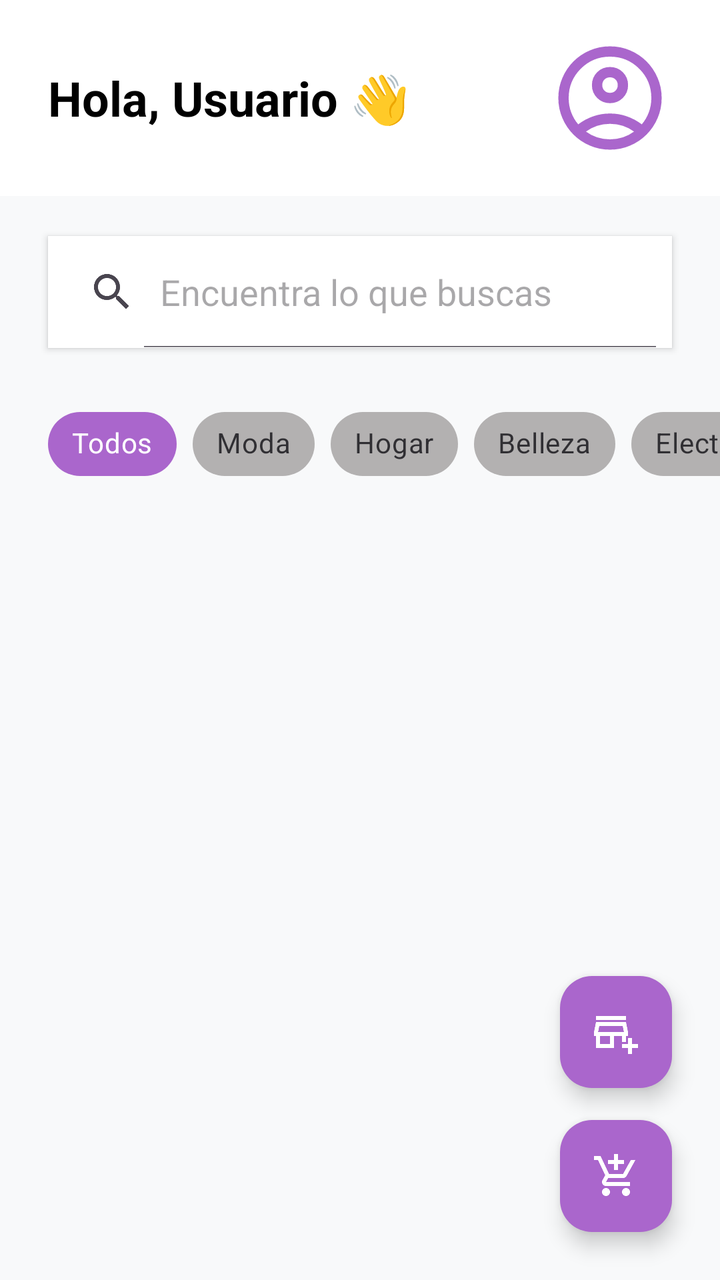
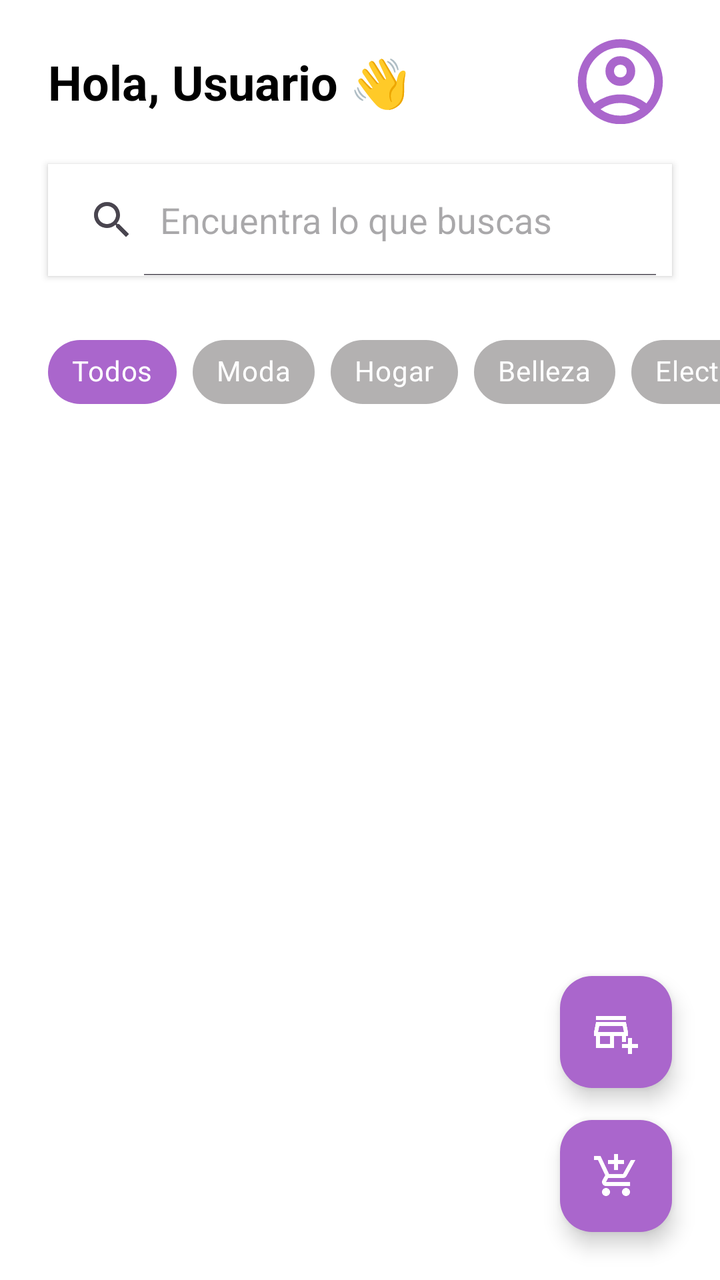

Compare the two renders of this Android layout. The source of the first and the diff that turns it into the second are given below.
<!-- AndroidManifest.xml: application theme Theme.ProyectoIntermodularTFG -->
<!-- res/layout/activity_pantalla_principal.xml -->
<?xml version="1.0" encoding="utf-8"?>
<androidx.constraintlayout.widget.ConstraintLayout xmlns:android="http://schemas.android.com/apk/res/android"
    xmlns:app="http://schemas.android.com/apk/res-auto"
    xmlns:tools="http://schemas.android.com/tools"
    android:id="@+id/main"
    android:layout_width="match_parent"
    android:layout_height="match_parent"
    android:background="#F8F9FA"
    android:fitsSystemWindows="true"
    tools:context=".vista.Pantalla_principal">

    <LinearLayout
        android:layout_width="match_parent"
        android:layout_height="match_parent"
        android:orientation="vertical">

        <RelativeLayout
            android:id="@+id/layoutHeader"
            android:layout_width="match_parent"
            android:layout_height="wrap_content"
            android:paddingHorizontal="24dp"
            android:paddingTop="16dp"
            android:paddingBottom="20dp"
            android:background="@color/white">

            <LinearLayout
                android:layout_width="wrap_content"
                android:layout_height="wrap_content"
                android:layout_alignParentStart="true"
                android:layout_centerVertical="true"
                android:layout_toStartOf="@+id/ivUserProfile"
                android:orientation="vertical">

                <TextView
                    android:id="@+id/tvBienvenida"
                    android:layout_width="wrap_content"
                    android:layout_height="wrap_content"
                    android:text="Hola, Usuario 👋"
                    android:textColor="@color/black"
                    android:textSize="24sp"
                    android:textStyle="bold" />
            </LinearLayout>

            <ImageView
                android:id="@+id/ivUserProfile"
                android:layout_width="62dp"
                android:layout_height="62dp"
                android:layout_alignParentEnd="true"
                android:layout_centerVertical="true"
                android:contentDescription="Ir al perfil"
                android:scaleType="fitCenter"
                android:src="@drawable/outline_account_circle"
                app:tint="@android:color/holo_purple" />
        </RelativeLayout>

        <SearchView
            android:id="@+id/searchProducts"
            android:layout_width="match_parent"
            android:layout_height="56dp"
            android:layout_marginStart="24dp"
            android:layout_marginEnd="24dp"
            android:layout_marginTop="20dp"
            android:layout_marginBottom="24dp"
            android:elevation="2dp"
            android:background="@android:color/white"
            android:iconifiedByDefault="false"
            android:queryHint="Encuentra lo que buscas"
            android:textColor="@color/cardview_dark_background"/>

        <HorizontalScrollView
            android:id="@+id/scrollCategorias"
            android:layout_width="match_parent"
            android:layout_height="wrap_content"
            android:layout_marginBottom="16dp"
            android:scrollbars="none">

            <com.google.android.material.chip.ChipGroup
                android:id="@+id/chipGroupCategorias"
                android:layout_width="wrap_content"
                android:layout_height="wrap_content"
                android:paddingStart="24dp"
                android:paddingEnd="24dp"
                app:singleLine="true"
                app:singleSelection="true">

                <com.google.android.material.chip.Chip
                    android:id="@+id/chipTodos"
                    style="@style/Widget.MaterialComponents.Chip.Choice"
                    android:layout_width="wrap_content"
                    android:layout_height="wrap_content"
                    android:checked="true"
                    android:text="Todos"
                    app:chipBackgroundColor="@android:color/holo_purple"
                    android:textColor="@color/white" />

                <com.google.android.material.chip.Chip
                    android:id="@+id/chipModa"
                    style="@style/Widget.MaterialComponents.Chip.Choice"
                    android:layout_width="wrap_content"
                    android:layout_height="wrap_content"
                    android:backgroundTint="#B3B1B1"
                    android:text="Moda" />

                <com.google.android.material.chip.Chip
                    android:id="@+id/chipHogar"
                    style="@style/Widget.MaterialComponents.Chip.Choice"
                    android:layout_width="wrap_content"
                    android:layout_height="wrap_content"
                    android:backgroundTint="#B3B1B1"
                    android:text="Hogar" />

                <com.google.android.material.chip.Chip
                    android:id="@+id/chipBelleza"
                    style="@style/Widget.MaterialComponents.Chip.Choice"
                    android:layout_width="wrap_content"
                    android:layout_height="wrap_content"
                    android:backgroundTint="#B3B1B1"
                    android:text="Belleza" />

                <com.google.android.material.chip.Chip
                    android:id="@+id/chipElectronica"
                    style="@style/Widget.MaterialComponents.Chip.Choice"
                    android:layout_width="wrap_content"
                    android:layout_height="wrap_content"
                    android:backgroundTint="#B3B1B1"
                    android:text="Electrónica" />
            </com.google.android.material.chip.ChipGroup>
        </HorizontalScrollView>

        <androidx.recyclerview.widget.RecyclerView
            android:id="@+id/rvProducts"
            android:layout_width="match_parent"
            android:layout_height="0dp"
            android:layout_weight="1"
            android:paddingHorizontal="16dp"
            android:clipToPadding="false"
            app:layoutManager="androidx.recyclerview.widget.GridLayoutManager"
            app:spanCount="2"
            tools:listitem="@layout/recycler_view_item_pantalla_principal" />

    </LinearLayout>

    <com.google.android.material.floatingactionbutton.FloatingActionButton
        android:id="@+id/fabCart"
        android:layout_width="wrap_content"
        android:layout_height="wrap_content"
        android:layout_margin="24dp"
        android:src="@drawable/outline_add_shopping_cart_24"
        app:backgroundTint="@android:color/holo_purple"
        app:layout_constraintBottom_toBottomOf="parent"
        app:layout_constraintEnd_toEndOf="parent"
        app:tint="@color/white"
        android:contentDescription="Ir al carrito" />

    <com.google.android.material.floatingactionbutton.FloatingActionButton
        android:id="@+id/fabSell"
        android:layout_width="wrap_content"
        android:layout_height="wrap_content"
        android:layout_marginBottom="16dp"
        android:contentDescription="Publicar producto"
        android:src="@drawable/outline_add_business_24"
        app:backgroundTint="@android:color/holo_purple"
        app:fabSize="mini"
        app:layout_constraintBottom_toTopOf="@+id/fabCart"
        app:layout_constraintEnd_toEndOf="@+id/fabCart"
        app:layout_constraintStart_toStartOf="@+id/fabCart"
        app:tint="@android:color/white" />

    <include
        android:id="@+id/detalle_producto_overlay"
        layout="@layout/layout_detalle_producto_pantalla_principal"
        android:layout_width="match_parent"
        android:layout_height="match_parent"
        android:visibility="gone" />

</androidx.constraintlayout.widget.ConstraintLayout>
<!-- res/layout/recycler_view_item_pantalla_principal.xml (included above) -->
<?xml version="1.0" encoding="utf-8"?>
<com.google.android.material.card.MaterialCardView xmlns:android="http://schemas.android.com/apk/res/android"
    xmlns:app="http://schemas.android.com/apk/res-auto"
    android:layout_width="match_parent"
    android:layout_height="wrap_content"
    android:layout_margin="8dp"
    app:cardCornerRadius="12dp"
    app:cardElevation="4dp"
    app:cardBackgroundColor="@color/white">

  <LinearLayout
      android:layout_width="match_parent"
      android:layout_height="wrap_content"
      android:orientation="vertical">

    <ImageView
        android:id="@+id/ivProductoImagen"
        android:layout_width="match_parent"
        android:layout_height="180dp"
        android:scaleType="centerCrop" />

    <LinearLayout
        android:layout_width="match_parent"
        android:layout_height="wrap_content"
        android:orientation="vertical"
        android:padding="12dp">

      <TextView
          android:id="@+id/tvProductoNombre"
          android:layout_width="match_parent"
          android:layout_height="wrap_content"
          android:ellipsize="end"
          android:maxLines="2"
          android:text="Nombre del Producto muy largo para probar"
          android:textColor="@color/black"
          android:textSize="16sp"
          android:textStyle="bold" />

      <TextView
          android:id="@+id/tvProductoCategoria"
          android:layout_width="wrap_content"
          android:layout_height="wrap_content"
          android:layout_marginTop="4dp"
          android:text="Categoría: Moda"
          android:textColor="@android:color/darker_gray"
          android:textSize="12sp" />

      <RelativeLayout
          android:layout_width="match_parent"
          android:layout_height="wrap_content"
          android:layout_marginTop="8dp">

        <TextView
            android:id="@+id/tvProductoPrecio"
            android:layout_width="wrap_content"
            android:layout_height="wrap_content"
            android:layout_alignParentStart="true"
            android:layout_centerVertical="true"
            android:text="29.99 €"
            android:textColor="@color/black"
            android:textSize="18sp"
            android:textStyle="bold" />

      </RelativeLayout>

    </LinearLayout>
  </LinearLayout>
</com.google.android.material.card.MaterialCardView>
<!-- res/layout/layout_detalle_producto_pantalla_principal.xml (included above) -->
<?xml version="1.0" encoding="utf-8"?>
<ScrollView xmlns:android="http://schemas.android.com/apk/res/android"
    xmlns:app="http://schemas.android.com/apk/res-auto"
    android:layout_width="match_parent"
    android:layout_height="match_parent"
    android:fillViewport="true"
    android:background="#CC000000"
    android:clickable="true"
    android:focusable="true">

    <LinearLayout
        android:layout_width="match_parent"
        android:layout_height="wrap_content"
        android:orientation="vertical"
        android:padding="24dp"
        android:layout_marginTop="50dp"
        android:layout_marginHorizontal="16dp"
        android:background="@drawable/redondeado_de_ventanas"
        android:elevation="8dp">

        <RelativeLayout
            android:layout_width="match_parent"
            android:layout_height="320dp">

            <com.google.android.material.card.MaterialCardView
                android:layout_width="match_parent"
                android:layout_height="match_parent"
                app:cardCornerRadius="24dp"
                app:cardElevation="0dp">

                <ImageView
                    android:id="@+id/ivDetalleImagen"
                    android:layout_width="match_parent"
                    android:layout_height="match_parent"
                    android:scaleType="centerCrop" />
            </com.google.android.material.card.MaterialCardView>

            <ImageButton
                android:id="@+id/btnCerrarDetalle"
                android:layout_width="40dp"
                android:layout_height="40dp"
                android:layout_alignParentEnd="true"
                android:layout_alignParentTop="true"
                android:layout_margin="12dp"
                android:src="@android:drawable/ic_menu_close_clear_cancel"
                app:tint="@color/black"
                android:elevation="5dp"
                android:contentDescription="Cerrar detalle" />
        </RelativeLayout>

        <TextView
            android:id="@+id/tvDetalleNombre"
            android:layout_width="match_parent"
            android:layout_height="wrap_content"
            android:layout_marginTop="20dp"
            android:textColor="@color/black"
            android:textSize="28sp"
            android:textStyle="bold"
            android:text="Nombre del Producto" />

        <LinearLayout
            android:layout_width="match_parent"
            android:layout_height="wrap_content"
            android:orientation="horizontal"
            android:gravity="center_vertical"
            android:layout_marginTop="4dp">

            <RatingBar
                android:id="@+id/rbMediaValoracion"
                style="?android:attr/ratingBarStyleSmall"
                android:layout_width="wrap_content"
                android:layout_height="wrap_content"
                android:numStars="5"
                android:rating="0"
                android:isIndicator="true"
                android:progressTint="#FFD700" />

            <TextView
                android:id="@+id/tvNumValoraciones"
                android:layout_width="wrap_content"
                android:layout_height="wrap_content"
                android:layout_marginStart="8dp"
                android:text="(0 valoraciones)"
                android:textColor="#888888"
                android:textSize="12sp" />
        </LinearLayout>

        <LinearLayout
            android:layout_width="match_parent"
            android:layout_height="wrap_content"
            android:orientation="horizontal"
            android:gravity="center_vertical"
            android:layout_marginTop="8dp">

            <TextView
                android:id="@+id/tvDetallePrecio"
                android:layout_width="wrap_content"
                android:layout_height="wrap_content"
                android:textColor="@android:color/holo_purple"
                android:textSize="24sp"
                android:textStyle="bold"
                android:text="0.00 €" />

            <View
                android:layout_width="0dp"
                android:layout_height="0dp"
                android:layout_weight="1" />

            <TextView
                android:id="@+id/tvDetalleCategoria"
                android:layout_width="wrap_content"
                android:layout_height="wrap_content"
                android:paddingHorizontal="12dp"
                android:paddingVertical="6dp"
                android:textColor="@android:color/holo_purple"
                android:textSize="12sp"
                android:textStyle="bold"
                android:text="CATEGORÍA" />
        </LinearLayout>

        <LinearLayout
            android:layout_width="match_parent"
            android:layout_height="wrap_content"
            android:orientation="horizontal"
            android:layout_marginTop="16dp"
            android:gravity="center_vertical">

            <ImageView
                android:layout_width="20dp"
                android:layout_height="20dp"
                android:src="@android:drawable/ic_menu_myplaces"
                app:tint="#666666" />

            <TextView
                android:id="@+id/tvDetalleVendedor"
                android:layout_width="wrap_content"
                android:layout_height="wrap_content"
                android:layout_marginStart="8dp"
                android:text="Vendido por: Usuario"
                android:textColor="#666666"
                android:textSize="14sp" />
        </LinearLayout>

        <View
            android:layout_width="match_parent"
            android:layout_height="1dp"
            android:background="#DDDDDD"
            android:layout_marginVertical="20dp" />

        <TextView
            android:id="@+id/tvDetalleStock"
            android:layout_width="match_parent"
            android:layout_height="wrap_content"
            android:text="Stock disponible: 0 unidades"
            android:textColor="@color/black"
            android:textSize="14sp" />

        <TextView
            android:id="@+id/tvAlertaStock"
            android:layout_width="match_parent"
            android:layout_height="wrap_content"
            android:text="¡Últimas unidades disponibles!"
            android:textColor="#E53935"
            android:textSize="12sp"
            android:textStyle="bold"
            android:visibility="gone" />

        <TextView
            android:layout_width="match_parent"
            android:layout_height="wrap_content"
            android:layout_marginTop="20dp"
            android:text="Descripción"
            android:textStyle="bold"
            android:textColor="@color/black"
            android:textSize="18sp" />

        <TextView
            android:id="@+id/tvDetalleDescripcion"
            android:layout_width="match_parent"
            android:layout_height="wrap_content"
            android:layout_marginTop="8dp"
            android:lineSpacingExtra="4dp"
            android:textColor="#555555"
            android:textSize="15sp"
            android:text="Breve descripción del producto..." />

        <View
            android:layout_width="match_parent"
            android:layout_height="1dp"
            android:background="#EEEEEE"
            android:layout_marginTop="24dp" />

        <TextView
            android:layout_width="match_parent"
            android:layout_height="wrap_content"
            android:layout_marginTop="16dp"
            android:text="¿Qué te ha parecido este producto?"
            android:textAlignment="center"
            android:textStyle="italic"
            android:textColor="@color/black"
            android:textSize="14sp" />

        <RatingBar
            android:id="@+id/rbUsuarioValoracion"
            android:layout_width="wrap_content"
            android:layout_height="wrap_content"
            android:layout_gravity="center_horizontal"
            android:layout_marginTop="8dp"
            android:numStars="5"
            android:stepSize="1"
            android:progressTint="@android:color/holo_purple" />

        <com.google.android.material.button.MaterialButton
            android:id="@+id/btnAgregarAlCarrito"
            android:layout_width="match_parent"
            android:layout_height="60dp"
            android:layout_marginTop="24dp"
            android:text="AÑADIR AL CARRITO"
            android:textStyle="bold"
            app:cornerRadius="16dp"
            app:backgroundTint="@android:color/holo_purple" />

        <View
            android:layout_width="match_parent"
            android:layout_height="100dp"
            android:background="@android:color/transparent" />

    </LinearLayout>
</ScrollView>
<!-- resources referenced by this layout -->
<resources>
  <color name="black">#FF000000</color>
  <color name="white">#FFFFFFFF</color>
  <!-- drawable outline_account_circle (drawable) -->
  <vector xmlns:android="http://schemas.android.com/apk/res/android" android:height="24dp" android:tint="#000000" android:viewportHeight="960" android:viewportWidth="960" android:width="24dp">
        
      <path android:fillColor="@android:color/white" android:pathData="M234,684Q285,645 348,622.5Q411,600 480,600Q549,600 612,622.5Q675,645 726,684Q761,643 780.5,591Q800,539 800,480Q800,347 706.5,253.5Q613,160 480,160Q347,160 253.5,253.5Q160,347 160,480Q160,539 179.5,591Q199,643 234,684ZM380.5,479.5Q340,439 340,380Q340,321 380.5,280.5Q421,240 480,240Q539,240 579.5,280.5Q620,321 620,380Q620,439 579.5,479.5Q539,520 480,520Q421,520 380.5,479.5ZM480,880Q397,880 324,848.5Q251,817 197,763Q143,709 111.5,636Q80,563 80,480Q80,397 111.5,324Q143,251 197,197Q251,143 324,111.5Q397,80 480,80Q563,80 636,111.5Q709,143 763,197Q817,251 848.5,324Q880,397 880,480Q880,563 848.5,636Q817,709 763,763Q709,817 636,848.5Q563,880 480,880ZM580,784.5Q627,769 666,740Q627,711 580,695.5Q533,680 480,680Q427,680 380,695.5Q333,711 294,740Q333,769 380,784.5Q427,800 480,800Q533,800 580,784.5ZM523,423Q540,406 540,380Q540,354 523,337Q506,320 480,320Q454,320 437,337Q420,354 420,380Q420,406 437,423Q454,440 480,440Q506,440 523,423ZM480,380Q480,380 480,380Q480,380 480,380Q480,380 480,380Q480,380 480,380Q480,380 480,380Q480,380 480,380Q480,380 480,380Q480,380 480,380ZM480,740Q480,740 480,740Q480,740 480,740Q480,740 480,740Q480,740 480,740Q480,740 480,740Q480,740 480,740Q480,740 480,740Q480,740 480,740Z"/>
      
  </vector>
  <!-- drawable outline_add_business_24 (drawable) -->
  <vector xmlns:android="http://schemas.android.com/apk/res/android" android:height="24dp" android:tint="#000000" android:viewportHeight="960" android:viewportWidth="960" android:width="24dp">
        
      <path android:fillColor="@android:color/white" android:pathData="M720,920L720,800L600,800L600,720L720,720L720,600L800,600L800,720L920,720L920,800L800,800L800,920L720,920ZM80,800L80,560L40,560L40,480L80,280L680,280L720,480L720,560L680,560L680,680L600,680L600,560L440,560L440,800L80,800ZM160,720L360,720L360,560L160,560L160,720ZM122,480L122,480L638,480L638,480L122,480ZM80,240L80,160L680,160L680,240L80,240ZM122,480L638,480L614,360L146,360L122,480Z"/>
      
  </vector>
  <!-- drawable outline_add_shopping_cart_24 (drawable) -->
  <vector xmlns:android="http://schemas.android.com/apk/res/android" android:height="24dp" android:tint="#000000" android:viewportHeight="960" android:viewportWidth="960" android:width="24dp">
        
      <path android:fillColor="@android:color/white" android:pathData="M440,360L440,240L320,240L320,160L440,160L440,40L520,40L520,160L640,160L640,240L520,240L520,360L440,360ZM223.5,856.5Q200,833 200,800Q200,767 223.5,743.5Q247,720 280,720Q313,720 336.5,743.5Q360,767 360,800Q360,833 336.5,856.5Q313,880 280,880Q247,880 223.5,856.5ZM623.5,856.5Q600,833 600,800Q600,767 623.5,743.5Q647,720 680,720Q713,720 736.5,743.5Q760,767 760,800Q760,833 736.5,856.5Q713,880 680,880Q647,880 623.5,856.5ZM40,160L40,80L171,80L341,440L621,440Q621,440 621,440Q621,440 621,440L777,160L868,160L692,478Q681,498 662.5,509Q644,520 622,520L324,520L280,600Q280,600 280,600Q280,600 280,600L760,600L760,680L280,680Q235,680 211.5,641Q188,602 210,562L264,464L120,160L40,160Z"/>
      
  </vector>
  <!-- drawable redondeado_de_ventanas (drawable) -->
  <?xml version="1.0" encoding="utf-8"?>
  <shape xmlns:android="http://schemas.android.com/apk/res/android">
      <solid android:color="@android:color/white" />
      <corners
          android:topLeftRadius="30dp"
          android:topRightRadius="30dp" />
  </shape>
  <style name="Theme.ProyectoIntermodularTFG" parent="Base.Theme.ProyectoIntermodularTFG" />
  <style name="Base.Theme.ProyectoIntermodularTFG" parent="Theme.Material3.DayNight.NoActionBar">
          
          
      </style>
</resources>

<!-- the commit's change to res/layout/activity_pantalla_principal.xml (unified diff, before → after) -->
@@ -12,14 +12,15 @@
     <LinearLayout
         android:layout_width="match_parent"
         android:layout_height="match_parent"
-        android:orientation="vertical">
+        android:orientation="vertical"
+        android:background="@color/white">
 
         <RelativeLayout
             android:id="@+id/layoutHeader"
             android:layout_width="match_parent"
             android:layout_height="wrap_content"
             android:paddingHorizontal="24dp"
-            android:paddingTop="16dp"
+            android:paddingTop="11dp"
             android:paddingBottom="20dp"
             android:background="@color/white">
 
@@ -43,8 +44,8 @@
 
             <ImageView
                 android:id="@+id/ivUserProfile"
-                android:layout_width="62dp"
-                android:layout_height="62dp"
+                android:layout_width="52dp"
+                android:layout_height="51dp"
                 android:layout_alignParentEnd="true"
                 android:layout_centerVertical="true"
                 android:contentDescription="Ir al perfil"
@@ -59,13 +60,11 @@
             android:layout_height="56dp"
             android:layout_marginStart="24dp"
             android:layout_marginEnd="24dp"
-            android:layout_marginTop="20dp"
             android:layout_marginBottom="24dp"
             android:elevation="2dp"
-            android:background="@android:color/white"
+            android:background="@color/white"
             android:iconifiedByDefault="false"
-            android:queryHint="Encuentra lo que buscas"
-            android:textColor="@color/cardview_dark_background"/>
+            android:queryHint="Encuentra lo que buscas" />
 
         <HorizontalScrollView
             android:id="@+id/scrollCategorias"
@@ -99,6 +98,7 @@
                     android:layout_width="wrap_content"
                     android:layout_height="wrap_content"
                     android:backgroundTint="#B3B1B1"
+                    android:textColor="@color/white"
                     android:text="Moda" />
 
                 <com.google.android.material.chip.Chip
@@ -107,6 +107,7 @@
                     android:layout_width="wrap_content"
                     android:layout_height="wrap_content"
                     android:backgroundTint="#B3B1B1"
+                    android:textColor="@color/white"
                     android:text="Hogar" />
 
                 <com.google.android.material.chip.Chip
@@ -115,6 +116,7 @@
                     android:layout_width="wrap_content"
                     android:layout_height="wrap_content"
                     android:backgroundTint="#B3B1B1"
+                    android:textColor="@color/white"
                     android:text="Belleza" />
 
                 <com.google.android.material.chip.Chip
@@ -123,6 +125,7 @@
                     android:layout_width="wrap_content"
                     android:layout_height="wrap_content"
                     android:backgroundTint="#B3B1B1"
+                    android:textColor="@color/white"
                     android:text="Electrónica" />
             </com.google.android.material.chip.ChipGroup>
         </HorizontalScrollView>
@@ -290,6 +293,7 @@
                 android:layout_margin="12dp"
                 android:src="@android:drawable/ic_menu_close_clear_cancel"
                 app:tint="@color/black"
+                android:background="@color/white"
                 android:elevation="5dp"
                 android:contentDescription="Cerrar detalle" />
         </RelativeLayout>
@@ -464,6 +468,7 @@
             android:text="AÑADIR AL CARRITO"
             android:textStyle="bold"
             app:cornerRadius="16dp"
+            android:textColor="@color/white"
             app:backgroundTint="@android:color/holo_purple" />
 
         <View
